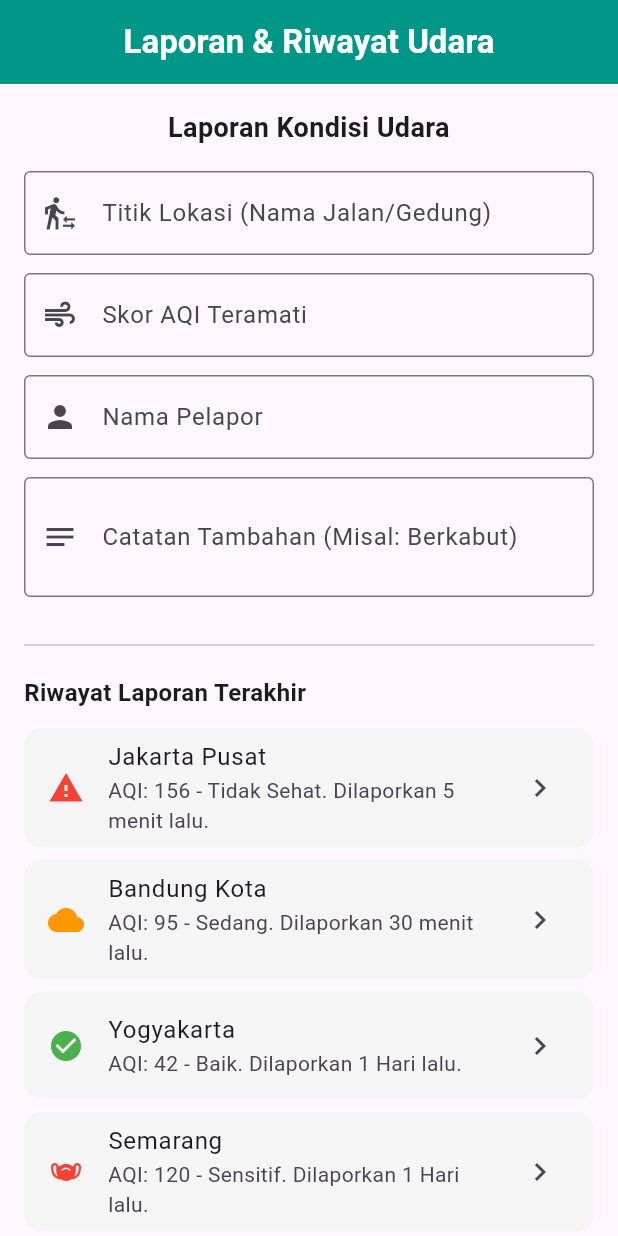
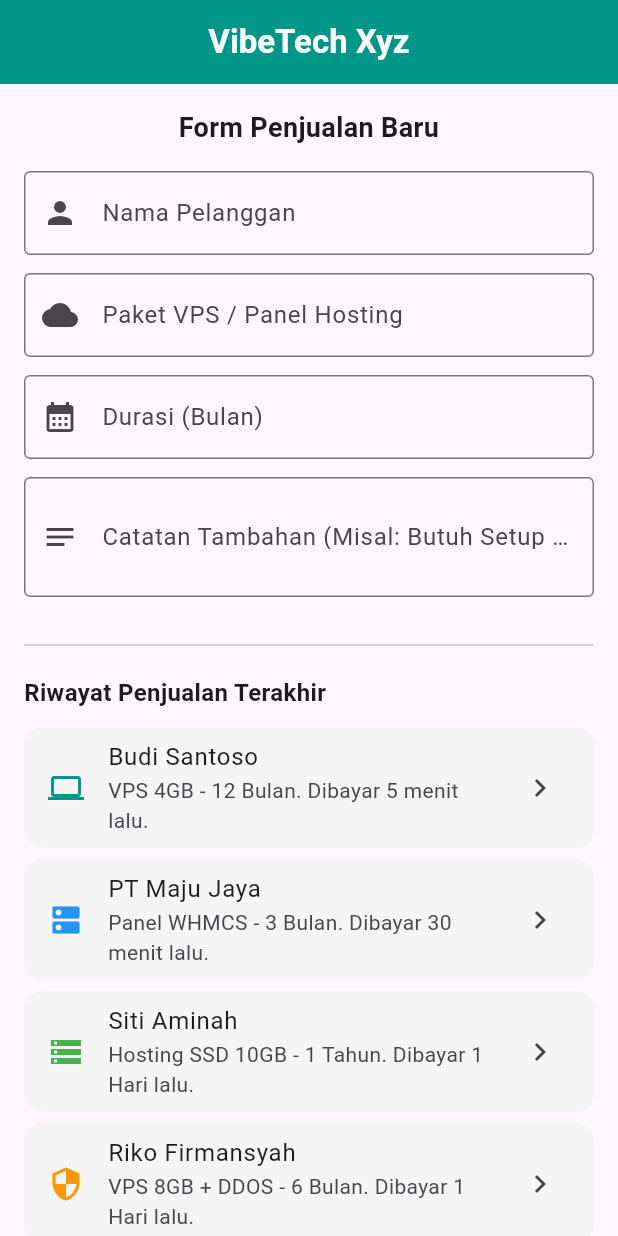
Before and after one commit to RazikSz/tugas_flutter, a Flutter app: the screen it shows after launch, on a phone screen of 412 x 824 dp. Run offline on Flutter 3.47's test engine with Material 3 defaults, Android fonts, the phone set to English and light mode, and no system bars.

Commit message:
tugas4flutter

```diff
--- a/lib/main.dart
+++ b/lib/main.dart
@@ -1,5 +1,5 @@
 import 'package:flutter/material.dart';
-import 'package:tugas3flutter/tugas41flutter.dart';
+import 'package:tugas3flutter/tugas4flutter.dart';
 
 void main() {
   runApp(const MyApp());
--- a/lib/tugas41flutter.dart
+++ b/lib/tugas4flutter.dart
@@ -8,10 +8,10 @@ class Tugas4Flutter extends StatelessWidget {
     return Scaffold(
       appBar: AppBar(
         title: const Text(
-          'Laporan & Riwayat Udara',
+          'VibeTech Xyz',
           style: TextStyle(fontWeight: FontWeight.bold),
         ),
-        centerTitle: true, // biar di tengah
+        centerTitle: true,
         backgroundColor: Colors.teal,
         foregroundColor: Colors.white,
       ),
@@ -21,17 +21,27 @@ class Tugas4Flutter extends StatelessWidget {
         children: [
           // --- BAGIAN FORM ---
           const Text(
-            'Laporan Kondisi Udara',
+            'Form Penjualan Baru',
             style: TextStyle(fontSize: 18, fontWeight: FontWeight.bold),
             textAlign: TextAlign.center,
           ),
           const SizedBox(height: 16),
 
-          // 4 TextField
+          // 4 TextField disesuaikan
           const TextField(
             decoration: InputDecoration(
-              labelText: 'Titik Lokasi (Nama Jalan/Gedung)',
-              prefixIcon: Icon(Icons.transfer_within_a_station),
+              labelText: 'Nama Pelanggan',
+              prefixIcon: Icon(Icons.person),
+              border: OutlineInputBorder(),
+            ),
+          ),
+          const SizedBox(height: 12),
+
+          const TextField(
+            decoration: InputDecoration(
+              labelText: 'Paket VPS / Panel Hosting',
+              hintText: 'Contoh: VPS 2GB, cPanel 5 Domain',
+              prefixIcon: Icon(Icons.cloud),
               border: OutlineInputBorder(),
             ),
           ),
@@ -40,17 +50,8 @@ class Tugas4Flutter extends StatelessWidget {
           const TextField(
             keyboardType: TextInputType.number,
             decoration: InputDecoration(
-              labelText: 'Skor AQI Teramati',
-              prefixIcon: Icon(Icons.air),
-              border: OutlineInputBorder(),
-            ),
-          ),
-          const SizedBox(height: 12),
-
-          const TextField(
-            decoration: InputDecoration(
-              labelText: 'Nama Pelapor',
-              prefixIcon: Icon(Icons.person),
+              labelText: 'Durasi (Bulan)',
+              prefixIcon: Icon(Icons.calendar_month),
               border: OutlineInputBorder(),
             ),
           ),
@@ -59,7 +60,7 @@ class Tugas4Flutter extends StatelessWidget {
           const TextField(
             maxLines: 2,
             decoration: InputDecoration(
-              labelText: 'Catatan Tambahan (Misal: Berkabut)',
+              labelText: 'Catatan Tambahan (Misal: Butuh Setup Awal)',
               prefixIcon: Icon(Icons.notes),
               border: OutlineInputBorder(),
             ),
@@ -71,41 +72,41 @@ class Tugas4Flutter extends StatelessWidget {
 
           // --- BAGIAN DAFTAR / RIWAYAT ---
           const Text(
-            'Riwayat Laporan Terakhir',
+            'Riwayat Penjualan Terakhir',
             style: TextStyle(fontSize: 16, fontWeight: FontWeight.bold),
           ),
           const SizedBox(height: 12),
 
-          // Minimal 5 ListTile ditulis manual, tanpa list
+          // Minimal 5 ListTile ditulis manual
           _buildListTile(
-            icon: Icons.warning,
-            iconColor: Colors.red,
-            title: 'Jakarta Pusat',
-            subtitle: 'AQI: 156 - Tidak Sehat. Dilaporkan 5 menit lalu.',
+            icon: Icons.computer,
+            iconColor: Colors.teal,
+            title: 'Budi Santoso',
+            subtitle: 'VPS 4GB - 12 Bulan. Dibayar 5 menit lalu.',
           ),
           _buildListTile(
-            icon: Icons.cloud,
-            iconColor: Colors.orange,
-            title: 'Bandung Kota',
-            subtitle: 'AQI: 95 - Sedang. Dilaporkan 30 menit lalu.',
+            icon: Icons.dns,
+            iconColor: Colors.blue,
+            title: 'PT Maju Jaya',
+            subtitle: 'Panel WHMCS - 3 Bulan. Dibayar 30 menit lalu.',
           ),
           _buildListTile(
-            icon: Icons.check_circle,
+            icon: Icons.storage,
             iconColor: Colors.green,
-            title: 'Yogyakarta',
-            subtitle: 'AQI: 42 - Baik. Dilaporkan 1 Hari lalu.',
+            title: 'Siti Aminah',
+            subtitle: 'Hosting SSD 10GB - 1 Tahun. Dibayar 1 Hari lalu.',
           ),
           _buildListTile(
-            icon: Icons.masks,
-            iconColor: Colors.red,
-            title: 'Semarang',
-            subtitle: 'AQI: 120 - Sensitif. Dilaporkan 1 Hari lalu.',
+            icon: Icons.security,
+            iconColor: Colors.orange,
+            title: 'Riko Firmansyah',
+            subtitle: 'VPS 8GB + DDOS - 6 Bulan. Dibayar 1 Hari lalu.',
           ),
           _buildListTile(
-            icon: Icons.cloud,
-            iconColor: Colors.orange,
-            title: 'Surabaya',
-            subtitle: 'AQI: 78 - Sedang. Dilaporkan 2 Hari lalu.',
+            icon: Icons.receipt_long,
+            iconColor: Colors.purple,
+            title: 'CV Digital Kreatif',
+            subtitle: 'Panel Pterodactyl - 1 Bulan. Dibayar 2 Hari lalu.',
           ),
 
           const SizedBox(height: 40),
@@ -124,9 +125,9 @@ class Tugas4Flutter extends StatelessWidget {
     return Padding(
       padding: const EdgeInsets.only(bottom: 8),
       child: ListTile(
-        leading: Icon(icon, color: iconColor), // Leading
-        title: Text(title), // Title
-        subtitle: Text(subtitle), // Subtitle
+        leading: Icon(icon, color: iconColor),
+        title: Text(title),
+        subtitle: Text(subtitle),
         trailing: const Icon(Icons.chevron_right),
         shape: RoundedRectangleBorder(borderRadius: BorderRadius.circular(12)),
         tileColor: Colors.grey[100],
```
